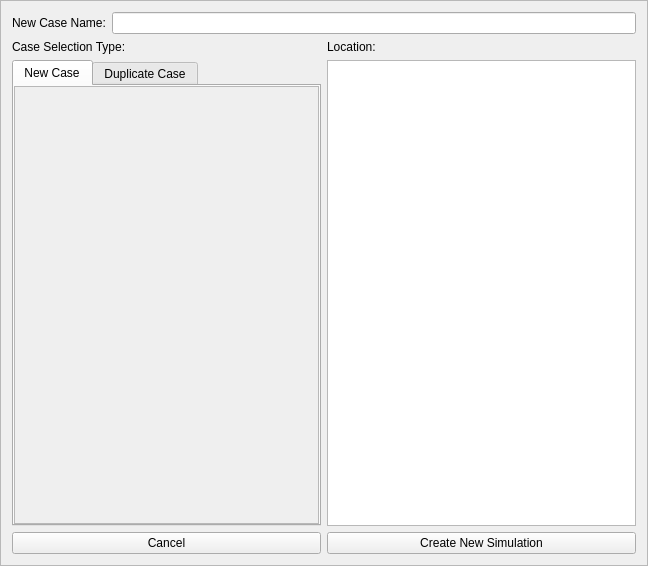
Qt form cwe_guiWidgets/cwe_create_copy_simulation.ui (NHERI-SimCenter/CWE-Simulation-Tool) before a commit.
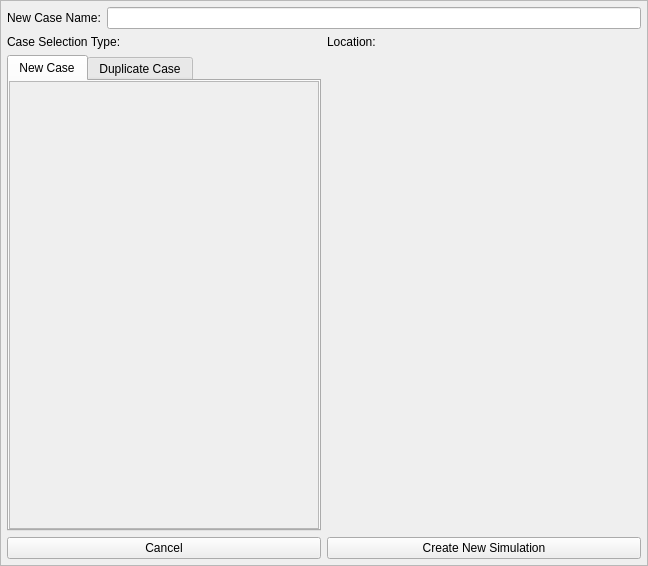
The same form after that commit. Custom widgets are drawn as their Qt base class.

Commit message: adjusting layouts such that we won't get multiple 12pt margins

What changed in the file:
```diff
--- a/cwe_guiWidgets/cwe_create_copy_simulation.ui
+++ b/cwe_guiWidgets/cwe_create_copy_simulation.ui
@@ -20,8 +20,20 @@
    <enum>QFrame::Raised</enum>
   </property>
   <layout class="QGridLayout" name="gridLayout">
+   <property name="leftMargin">
+    <number>6</number>
+   </property>
+   <property name="topMargin">
+    <number>6</number>
+   </property>
+   <property name="rightMargin">
+    <number>6</number>
+   </property>
+   <property name="bottomMargin">
+    <number>6</number>
+   </property>
    <item row="3" column="1">
-    <widget class="RemoteFileTree" name="primary_remoteFileTree">
+    <widget class="RemoteFileTree" name="primary_remoteFileTree" native="true">
      <property name="sizePolicy">
       <sizepolicy hsizetype="Expanding" vsizetype="Expanding">
        <horstretch>1</horstretch>
@@ -92,8 +104,8 @@
            <rect>
             <x>0</x>
             <y>0</y>
-            <width>296</width>
-            <height>420</height>
+            <width>302</width>
+            <height>430</height>
            </rect>
           </property>
          </widget>
@@ -180,7 +192,7 @@
  <customwidgets>
   <customwidget>
    <class>RemoteFileTree</class>
-   <extends>QTreeView</extends>
+   <extends>QWidget</extends>
    <header>../AgaveExplorer/remoteFileOps/remotefiletree.h</header>
    <container>1</container>
   </customwidget>
```
Left out of the diff: 2 changed lines with no effect on the pictures. The commit also changes 2 other files.
